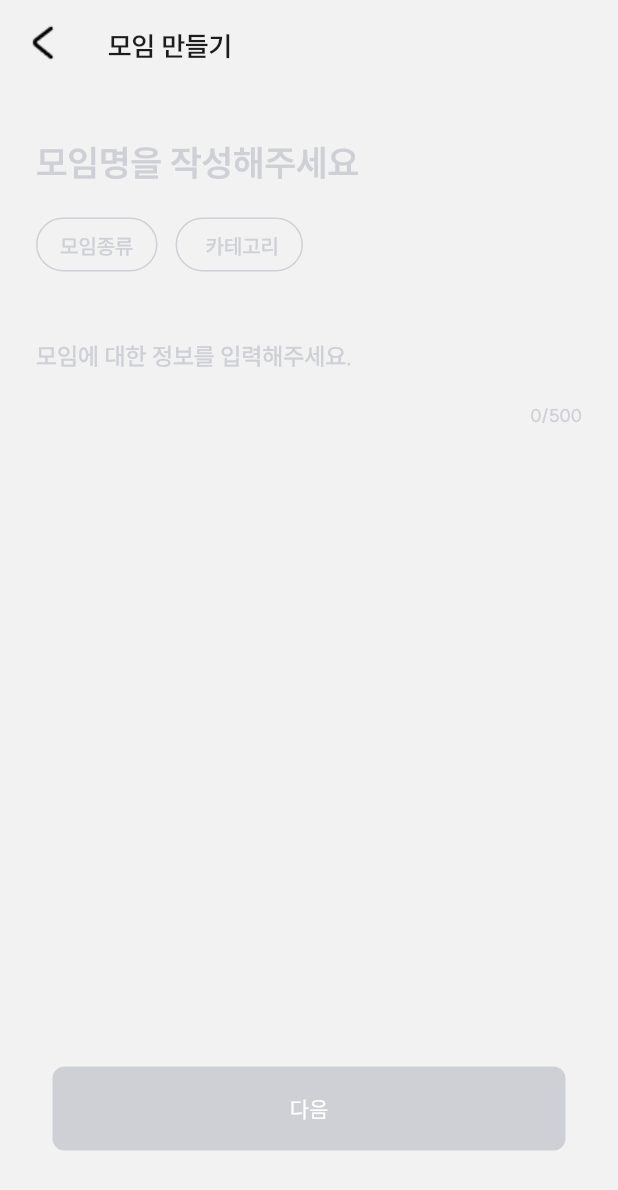
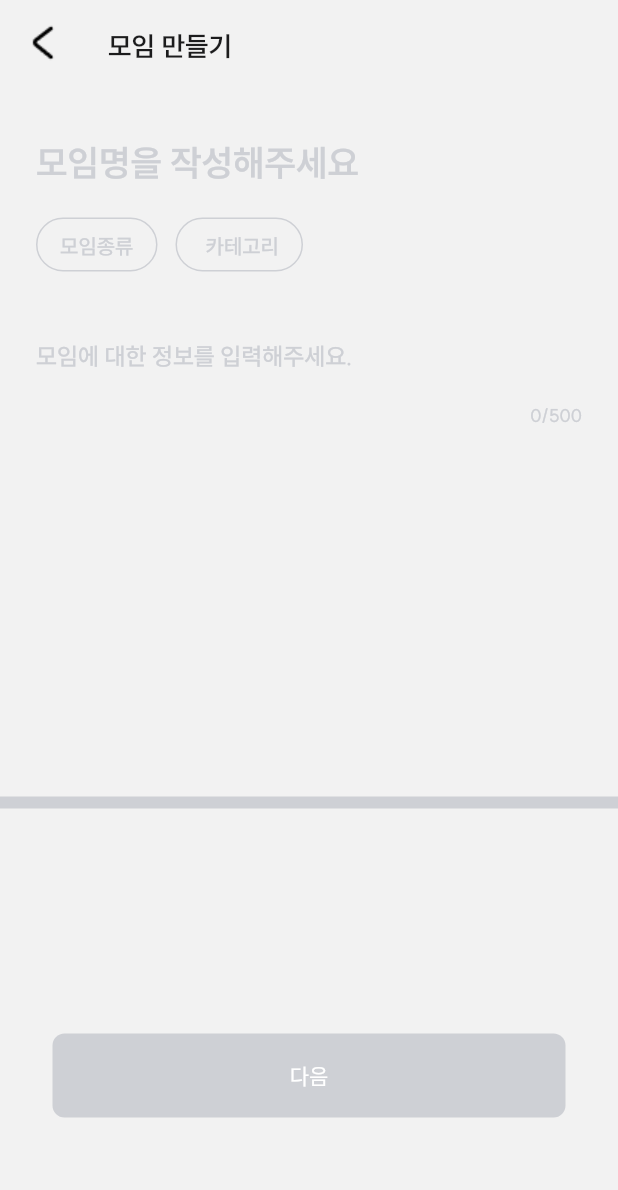
Before and after one commit to Onedea1/New_Meeting_1, a Flutter app: the screen it shows after launch, on a phone screen of 412 x 824 dp. Shown: the top 1190 px of the screen. Run offline on Flutter 3.47's test engine with Material 2 defaults, Android fonts, the light colour scheme and no system bars; project files that could hold a hidden picture were left out.

Commit message:
finish without border dotted

```diff
--- a/lib/cartegory_button.dart
+++ b/lib/cartegory_button.dart
@@ -1,7 +1,10 @@
 import 'package:flutter/material.dart';
 import 'package:new_meeting_page/const/colors.dart';
 
+
+
 class CartegoryButton extends StatefulWidget {
+  const CartegoryButton({Key? key}) : super(key: key);
   @override
   State<CartegoryButton> createState() => _CartegoryButtonState();
 }
@@ -13,16 +16,17 @@ class _CartegoryButtonState extends State<CartegoryButton> {
   bool _isPressed4 = false;
   String _moim = "모임종류";
   String _cartegory = "카테고리";
-  String _cartegoryImage = 'assets/images/_Cartegory14.png';
+  final _cartegoryImage = 'assets/images/_Cartegory14.png';
   double _cartegorysize = 85;
+  final _grey = MIXIN_BLACK_4; //MIXIN_BLACK_5의 색이 잘 안보여서 임시대체
 
   //none은 안되고 'assets/images/_Cartegory01.png'이런 주소는 됨
   //없는 것 처럼 보이는 이미지로 넣어야될듯
 
   @override
   Widget build(BuildContext context) {
-    Color _moimcolor = _isPressed1 ? MIXIN_2 : MIXIN_BLACK_4;
-    Color _cartegorycolor = _isPressed2 ? MIXIN_2 : MIXIN_BLACK_4;
+    Color moimcolor = _isPressed1 ? MIXIN_2 : MIXIN_BLACK_4;
+    Color cartegorycolor = _isPressed2 ? MIXIN_2 : MIXIN_BLACK_4;
 
     return Column(
       children: [
@@ -45,16 +49,16 @@ class _CartegoryButtonState extends State<CartegoryButton> {
                   style: TextStyle(
                     height: 1.42,
                     fontSize: 14,
-                    color: _isPressed3 ? MIXIN_2 : _moimcolor,
+                    color: _isPressed3 ? MIXIN_2 : moimcolor,
                     fontFamily: 'SUIT',
                     fontWeight: FontWeight.w500,
                   ),
                 ),
                 style: ElevatedButton.styleFrom(
                   side: BorderSide(
-                    color: _isPressed3 ? MIXIN_ : _moimcolor,
+                    color: _isPressed3 ? MIXIN_ : moimcolor,
                   ),
-                  backgroundColor: _isPressed3 ? MIXIN_ : Color(0xFFF2F2F2),
+                  backgroundColor: _isPressed3 ? MIXIN_ : const Color(0xFFF2F2F2),
                   elevation: 0,
                   shape: RoundedRectangleBorder(
                     borderRadius: BorderRadius.circular(18),
@@ -62,7 +66,7 @@ class _CartegoryButtonState extends State<CartegoryButton> {
                 ),
               ),
             ),
-            SizedBox(
+            const SizedBox(
               width: 12,
             ),
             SizedBox(
@@ -89,17 +93,17 @@ class _CartegoryButtonState extends State<CartegoryButton> {
                   style: TextStyle(
                     height: 1.42,
                     fontSize: 14,
-                    color: _isPressed4 ? BLACK : _cartegorycolor,
+                    color: _isPressed4 ? BLACK : cartegorycolor,
                     fontFamily: 'SUIT',
                     fontWeight: FontWeight.w500,
                   ),
                 ),
                 style: ElevatedButton.styleFrom(
-                  backgroundColor: _isPressed4 ? MIXIN_BLACK_5 : Color(0xFFF2F2F2),
+                  backgroundColor: _isPressed4 ? _grey : const Color(0xFFF2F2F2),
                   elevation: 0,
                   shape: RoundedRectangleBorder(
                     side: BorderSide(
-                      color: _isPressed4 ? MIXIN_BLACK_5 : _cartegorycolor,
+                      color: _isPressed4 ? _grey : cartegorycolor,
                       width: 1.0,
                     ),
                     borderRadius: BorderRadius.circular(18),
@@ -123,7 +127,7 @@ class _CartegoryButtonState extends State<CartegoryButton> {
                         _moim = "동아리";
                       });
                     },
-                    child: Text(
+                    child: const Text(
                       '동아리',
                       style: TextStyle(
                           fontSize: 14,
@@ -141,7 +145,7 @@ class _CartegoryButtonState extends State<CartegoryButton> {
                         _moim = "번개";
                       });
                     },
-                    child: Text(
+                    child: const Text(
                       '번개',
                       style: TextStyle(
                           fontSize: 14,
@@ -159,7 +163,7 @@ class _CartegoryButtonState extends State<CartegoryButton> {
                         _moim = "스터디";
                       });
                     },
-                    child: Text(
+                    child: const Text(
                       '스터디',
                       style: TextStyle(
                           fontSize: 14,
@@ -177,7 +181,7 @@ class _CartegoryButtonState extends State<CartegoryButton> {
                         _moim = "프로젝트";
                       });
                     },
-                    child: Text(
+                    child: const Text(
                       '프로젝트',
                       style: TextStyle(
                           fontSize: 14,
@@ -188,9 +192,11 @@ class _CartegoryButtonState extends State<CartegoryButton> {
                   ),
                 ],
               ),
+              Divider(thickness: 1,height: 1,color: _grey),
+
             ],
           ),
-        SizedBox(
+        const SizedBox(
           height: 12,
         ),
         if (_isPressed2)
@@ -217,7 +223,7 @@ class _CartegoryButtonState extends State<CartegoryButton> {
                         'assets/images/_Cartegory01.png',
                         width: 24,
                       ),
-                      label: Text(
+                      label: const Text(
                         'IT/개발',
                         style: TextStyle(
                             color: MIXIN_BLACK_1,
@@ -226,19 +232,20 @@ class _CartegoryButtonState extends State<CartegoryButton> {
                             fontWeight: FontWeight.w500),
                       ),
                       style: ElevatedButton.styleFrom(
-                        backgroundColor: MIXIN_BLACK_5,
+                        backgroundColor: _grey,
                         elevation: 0,
                         shape: RoundedRectangleBorder(
-                          side: const BorderSide(
-                            color: MIXIN_BLACK_5,
+                          side: BorderSide(
+                            color: _grey,
                           ),
                           borderRadius: BorderRadius.circular(36),
                         ),
                       ),
                     ),
                   ),
+                  SizedBox(width: 8,),
                   SizedBox(
-                    width: 100,
+                    width: 97,
                     height: 40,
                     child: ElevatedButton.icon(
                       onPressed: () {
@@ -255,7 +262,7 @@ class _CartegoryButtonState extends State<CartegoryButton> {
                         'assets/images/_Cartegory02.png',
                         width: 24,
                       ),
-                      label: Text(
+                      label: const Text(
                         '디자인',
                         style: TextStyle(
                             color: MIXIN_BLACK_1,
@@ -264,17 +271,18 @@ class _CartegoryButtonState extends State<CartegoryButton> {
                             fontWeight: FontWeight.w500),
                       ),
                       style: ElevatedButton.styleFrom(
-                        backgroundColor: MIXIN_BLACK_5,
+                        backgroundColor: _grey,
                         elevation: 0,
                         shape: RoundedRectangleBorder(
-                          side: const BorderSide(
-                            color: MIXIN_BLACK_5,
+                          side: BorderSide(
+                            color: _grey,
                           ),
                           borderRadius: BorderRadius.circular(36),
                         ),
                       ),
                     ),
                   ),
+                  SizedBox(width: 8,),
                   SizedBox(
                     width: 110,
                     height: 40,
@@ -292,7 +300,7 @@ class _CartegoryButtonState extends State<CartegoryButton> {
                         'assets/images/_Cartegory03.png',
                         width: 24,
                       ),
-                      label: Text(
+                      label: const Text(
                         '문화활동',
                         style: TextStyle(
                             color: MIXIN_BLACK_1,
@@ -301,11 +309,11 @@ class _CartegoryButtonState extends State<CartegoryButton> {
                             fontWeight: FontWeight.w500),
                       ),
                       style: ElevatedButton.styleFrom(
-                        backgroundColor: MIXIN_BLACK_5,
+                        backgroundColor: _grey,
                         elevation: 0,
                         shape: RoundedRectangleBorder(
-                          side: const BorderSide(
-                            color: MIXIN_BLACK_5,
+                          side: BorderSide(
+                            color: _grey,
                           ),
                           borderRadius: BorderRadius.circular(36),
                         ),
@@ -314,7 +322,7 @@ class _CartegoryButtonState extends State<CartegoryButton> {
                   ),
                 ],
               ),
-              SizedBox(
+              const SizedBox(
                 height: 12,
               ),
               Row(
@@ -336,7 +344,7 @@ class _CartegoryButtonState extends State<CartegoryButton> {
                         'assets/images/_Cartegory04.png',
                         width: 24,
                       ),
-                      label: Text(
+                      label: const Text(
                         '음악',
                         style: TextStyle(
                             color: MIXIN_BLACK_1,
@@ -345,17 +353,18 @@ class _CartegoryButtonState extends State<CartegoryButton> {
                             fontWeight: FontWeight.w500),
                       ),
                       style: ElevatedButton.styleFrom(
-                        backgroundColor: MIXIN_BLACK_5,
+                        backgroundColor: _grey,
                         elevation: 0,
                         shape: RoundedRectangleBorder(
-                          side: const BorderSide(
-                            color: MIXIN_BLACK_5,
+                          side: BorderSide(
+                            color: _grey,
                           ),
                           borderRadius: BorderRadius.circular(36),
                         ),
                       ),
                     ),
                   ),
+                  SizedBox(width: 8,),
                   SizedBox(
                     width: 89,
                     height: 40,
@@ -382,17 +391,18 @@ class _CartegoryButtonState extends State<CartegoryButton> {
                             fontWeight: FontWeight.w500),
                       ),
                       style: ElevatedButton.styleFrom(
-                        backgroundColor: MIXIN_BLACK_5,
+                        backgroundColor: _grey,
                         elevation: 0,
                         shape: RoundedRectangleBorder(
-                          side: const BorderSide(
-                            color: MIXIN_BLACK_5,
+                          side: BorderSide(
+                            color: _grey,
                           ),
                           borderRadius: BorderRadius.circular(36),
                         ),
                       ),
                     ),
                   ),
+                  SizedBox(width: 8,),
                   SizedBox(
                     width: 110,
                     height: 40,
@@ -410,7 +420,7 @@ class _CartegoryButtonState extends State<CartegoryButton> {
                         'assets/images/_Cartegory06.png',
                         width: 24,
                       ),
-                      label: Text(
+                      label: const Text(
                         '봉사활동',
                         style: TextStyle(
                             color: MIXIN_BLACK_1,
@@ -419,11 +429,11 @@ class _CartegoryButtonState extends State<CartegoryButton> {
                             fontWeight: FontWeight.w500),
                       ),
                       style: ElevatedButton.styleFrom(
-                        backgroundColor: MIXIN_BLACK_5,
+                        backgroundColor: _grey,
                         elevation: 0,
                         shape: RoundedRectangleBorder(
-                          side: const BorderSide(
-                            color: MIXIN_BLACK_5,
+                          side: BorderSide(
+                            color: _grey,
                           ),
                           borderRadius: BorderRadius.circular(36),
                         ),
@@ -432,7 +442,7 @@ class _CartegoryButtonState extends State<CartegoryButton> {
                   ),
                 ],
               ),
-              SizedBox(
+              const SizedBox(
                 height: 12,
               ),
               Row(
@@ -454,7 +464,7 @@ class _CartegoryButtonState extends State<CartegoryButton> {
                         'assets/images/_Cartegory07.png',
                         width: 24,
                       ),
-                      label: Text(
+                      label: const Text(
                         '운동',
                         style: TextStyle(
                             color: MIXIN_BLACK_1,
@@ -463,17 +473,18 @@ class _CartegoryButtonState extends State<CartegoryButton> {
                             fontWeight: FontWeight.w500),
                       ),
                       style: ElevatedButton.styleFrom(
-                        backgroundColor: MIXIN_BLACK_5,
+                        backgroundColor: _grey,
                         elevation: 0,
                         shape: RoundedRectangleBorder(
-                          side: const BorderSide(
-                            color: MIXIN_BLACK_5,
+                          side: BorderSide(
+                            color: _grey,
                           ),
                           borderRadius: BorderRadius.circular(36),
                         ),
                       ),
                     ),
                   ),
+                  SizedBox(width: 8,),
                   SizedBox(
                     width: 110,
                     height: 40,
@@ -500,17 +511,18 @@ class _CartegoryButtonState extends State<CartegoryButton> {
                             fontWeight: FontWeight.w500),
                       ),
                       style: ElevatedButton.styleFrom(
-                        backgroundColor: MIXIN_BLACK_5,
+                        backgroundColor: _grey,
                         elevation: 0,
                         shape: RoundedRectangleBorder(
-                          side: const BorderSide(
-                            color: MIXIN_BLACK_5,
+                          side: BorderSide(
+                            color: _grey,
                           ),
                           borderRadius: BorderRadius.circular(36),
                         ),
                       ),
                     ),
                   ),
+                  SizedBox(width: 8,),
                   SizedBox(
                     width: 89,
                     height: 40,
@@ -537,11 +549,11 @@ class _CartegoryButtonState extends State<CartegoryButton> {
                             fontWeight: FontWeight.w500),
                       ),
                       style: ElevatedButton.styleFrom(
-                        backgroundColor: MIXIN_BLACK_5,
+                        backgroundColor: _grey,
                         elevation: 0,
                         shape: RoundedRectangleBorder(
-                          side: const BorderSide(
-                            color: MIXIN_BLACK_5,
+                          side: BorderSide(
+                            color: _grey,
                           ),
                           borderRadius: BorderRadius.circular(36),
                         ),
@@ -550,7 +562,7 @@ class _CartegoryButtonState extends State<CartegoryButton> {
                   ),
                 ],
               ),
-              SizedBox(
+              const SizedBox(
                 height: 12,
               ),
               Row(
@@ -581,17 +593,18 @@ class _CartegoryButtonState extends State<CartegoryButton> {
                             fontWeight: FontWeight.w500),
                       ),
                       style: ElevatedButton.styleFrom(
-                        backgroundColor: MIXIN_BLACK_5,
+                        backgroundColor: _grey,
                         elevation: 0,
                         shape: RoundedRectangleBorder(
-                          side: const BorderSide(
-                            color: MIXIN_BLACK_5,
+                          side: BorderSide(
+                            color: _grey,
                           ),
                           borderRadius: BorderRadius.circular(36),
                         ),
                       ),
                     ),
                   ),
+                  SizedBox(width: 8,),
                   SizedBox(
                     width: 100,
                     height: 40,
@@ -618,17 +631,18 @@ class _CartegoryButtonState extends State<CartegoryButton> {
                             fontWeight: FontWeight.w500),
                       ),
                       style: ElevatedButton.styleFrom(
-                        backgroundColor: MIXIN_BLACK_5,
+                        backgroundColor: _grey,
                         elevation: 0,
                         shape: RoundedRectangleBorder(
-                          side: const BorderSide(
-                            color: MIXIN_BLACK_5,
+                          side: BorderSide(
+                            color: _grey,
                           ),
                           borderRadius: BorderRadius.circular(36),
                         ),
                       ),
                     ),
                   ),
+                  SizedBox(width: 8,),
                   SizedBox(
                     width: 89,
                     height: 40,
@@ -655,11 +669,11 @@ class _CartegoryButtonState extends State<CartegoryButton> {
                             fontWeight: FontWeight.w500),
                       ),
                       style: ElevatedButton.styleFrom(
-                        backgroundColor: MIXIN_BLACK_5,
+                        backgroundColor: _grey,
                         elevation: 0,
                         shape: RoundedRectangleBorder(
-                          side: const BorderSide(
-                            color: MIXIN_BLACK_5,
+                          side: BorderSide(
+                            color: _grey,
                           ),
                           borderRadius: BorderRadius.circular(36),
                         ),
@@ -668,7 +682,7 @@ class _CartegoryButtonState extends State<CartegoryButton> {
                   ),
                 ],
               ),
-              SizedBox(
+              const SizedBox(
                 height: 12,
               ),
               Row(
@@ -699,17 +713,18 @@ class _CartegoryButtonState extends State<CartegoryButton> {
                             fontWeight: FontWeight.w500),
                       ),
                       style: ElevatedButton.styleFrom(
-                        backgroundColor: MIXIN_BLACK_5,
+                        backgroundColor: _grey,
                         elevation: 0,
                         shape: RoundedRectangleBorder(
-                          side: const BorderSide(
-                            color: MIXIN_BLACK_5,
+                          side: BorderSide(
+                            color: _grey,
                           ),
                           borderRadius: BorderRadius.circular(36),
                         ),
                       ),
                     ),
                   ),
+                  SizedBox(width: 8,),
                   SizedBox(
                     width: 89,
                     height: 40,
@@ -736,11 +751,11 @@ class _CartegoryButtonState extends State<CartegoryButton> {
                             fontWeight: FontWeight.w500),
                       ),
                       style: ElevatedButton.styleFrom(
-                        backgroundColor: MIXIN_BLACK_5,
+                        backgroundColor: _grey,
                         elevation: 0,
                         shape: RoundedRectangleBorder(
-                          side: const BorderSide(
-                            color: MIXIN_BLACK_5,
+                          side: BorderSide(
+                            color: _grey,
                           ),
                           borderRadius: BorderRadius.circular(36),
                         ),
@@ -749,6 +764,9 @@ class _CartegoryButtonState extends State<CartegoryButton> {
                   ),
                 ],
               ),
+              SizedBox(height: 16,),
+              Divider(thickness: 1,height: 1,color: _grey),
+
             ],
           ),
       ],
--- a/lib/const/colors.dart
+++ b/lib/const/colors.dart
@@ -12,7 +12,6 @@ const MIXIN_BLACK_4 = Color(0xFFCED0D5);
 
 const MIXIN_BLACK_5 = Color(0xFFF2F3F7);
 
-
 const MIXIN_CLICK = Color(0xFFB6DDD6);
 
 const WHITE = Color(0xFFFFFFFF);
--- a/lib/meeting_page.dart
+++ b/lib/meeting_page.dart
@@ -11,6 +11,7 @@ class MeetingPage extends StatefulWidget {
 class _MeetingPageState extends State<MeetingPage> {
   final int maxLength = 500;
   String textValue = "";
+  Color _grey = MIXIN_BLACK_4; //MIXIN_BLACK_5의 색이 잘 안보여서 임시대체
 
   @override
   Widget build(BuildContext context) {
@@ -39,13 +40,17 @@ class _MeetingPageState extends State<MeetingPage> {
       ),
       body: SingleChildScrollView(
         child: SafeArea(
-          child: Padding(
-            padding: const EdgeInsets.fromLTRB(24, 25, 24, 0),
           child: Column(
             children: [
               SizedBox(
+                height: 25,
+              ),
+              SizedBox(
                 // height: 761,
-                  height: 630,
+                height: 450,
+                child: Padding(
+                  padding: const EdgeInsets.fromLTRB(24, 0, 24, 0),
+                  child: SingleChildScrollView(
                     child: Column(
                       children: [
                         Container(
@@ -56,7 +61,7 @@ class _MeetingPageState extends State<MeetingPage> {
                                 fontSize: 24,
                                 fontFamily: 'SUIT',
                                 fontWeight: FontWeight.w600,
-                              color: Color(0xFFCED0D5),
+                                color: MIXIN_BLACK_4,
                               ),
                               counterStyle: TextStyle(
                                 fontSize: 12,
@@ -75,7 +80,9 @@ class _MeetingPageState extends State<MeetingPage> {
                             maxLength: 25,
                           ),
                         ),
-                      SizedBox(height: 10,),
+                        SizedBox(
+                          height: 10,
+                        ),
                         //카테고리 버튼
                         CartegoryButton(),
                         SizedBox(height: 20),
@@ -87,7 +94,7 @@ class _MeetingPageState extends State<MeetingPage> {
                                 fontSize: 16,
                                 fontWeight: FontWeight.w500,
                                 fontFamily: 'SUIT',
-                              color: Color(0xFFCED0D5),
+                                color: MIXIN_BLACK_4,
                               ),
                               counterStyle: TextStyle(
                                 fontSize: 12,
@@ -104,6 +111,10 @@ class _MeetingPageState extends State<MeetingPage> {
                       ],
                     ),
                   ),
+                ),
+              ),
+              Divider(thickness: 8, height: 8, color: _grey),
+              SizedBox(height: 150,),
               ElevatedButton(
                 child: Text('다음'),
                 style: TextButton.styleFrom(
@@ -121,7 +132,6 @@ class _MeetingPageState extends State<MeetingPage> {
           ),
         ),
       ),
-      ),
     );
   }
 }
```
Lines whose indentation alone changed are shown as unchanged.
